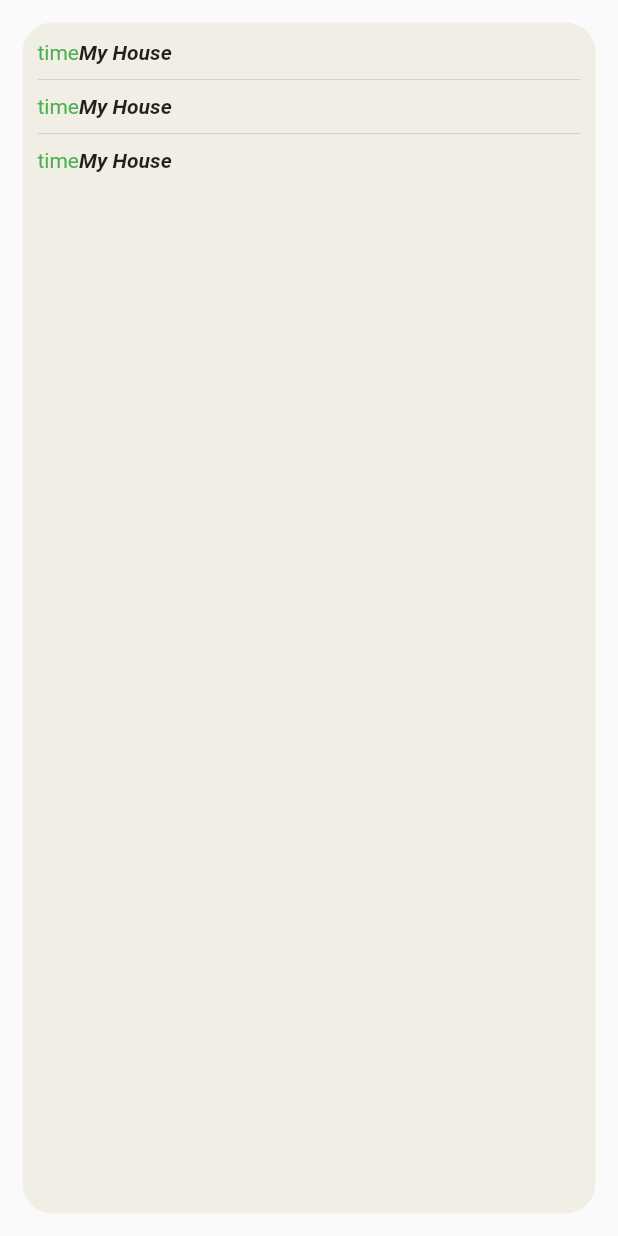
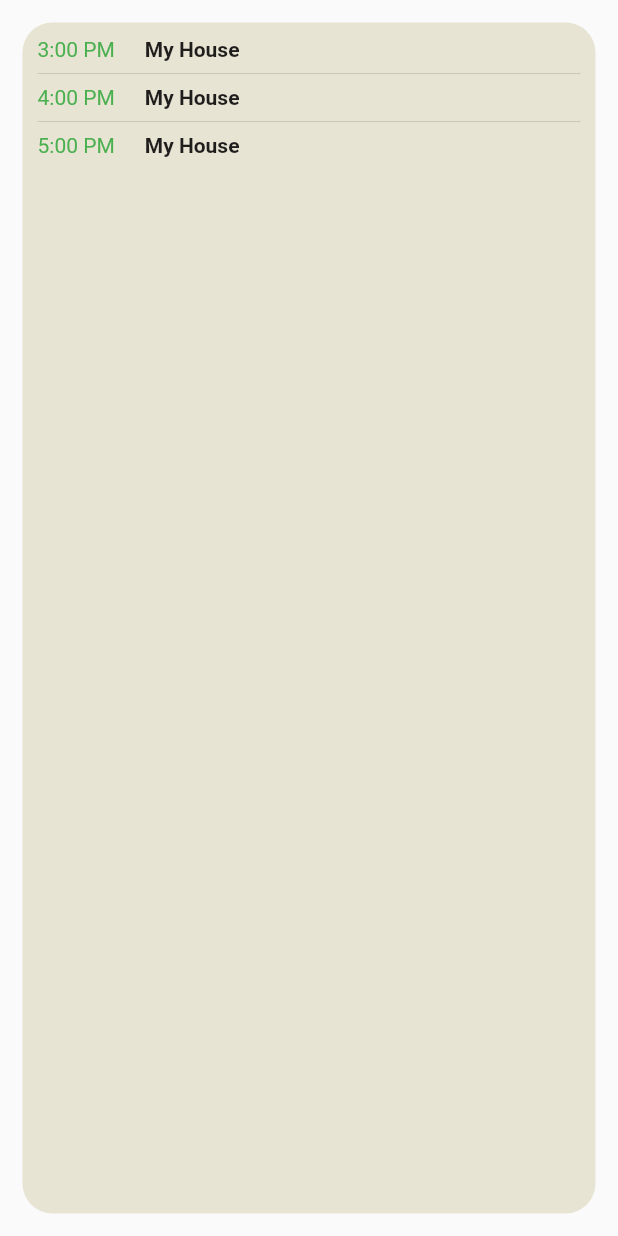
Before and after one commit to Munyaradzi-Chigangawa/My-House, a Flutter app: the OngoingClub widget shown alone on an empty page, opened directly, on a phone screen of 412 x 824 dp. Run offline on Flutter 3.47's test engine with Material 2 defaults, Android fonts, the phone set to English and light mode, and no system bars; our stand-ins replace cloud_firestore, firebase_auth, firebase_core; missing offline and left inert: flutter_dropdown; accounts and stored records are empty.

Commit message:
ongoing club

```diff
--- a/lib/widgets/ongoingClub.dart
+++ b/lib/widgets/ongoingClub.dart
@@ -10,20 +10,19 @@ class OngoingClub extends StatelessWidget {
       padding: EdgeInsets.all(10),
       decoration: BoxDecoration(
         borderRadius: BorderRadius.circular(20),
-        color: Color(0xfff1efe5)
+        color: Color(0xFFE7E4D3)
       ),
       child: Column(
         children: [
           Row(
             children: [
               Text(
-                'time',
+                '3:00 PM',
                 style: TextStyle(
                   color: Colors.green),
                   ),
-                  SizedBox(height: 20,),
+                  SizedBox(width: 20,),
                   Flexible(child: Text('My House', style: TextStyle(
-                    fontStyle: FontStyle.italic,
                     fontWeight: FontWeight.bold,
                   ),
                   overflow: TextOverflow.ellipsis,
@@ -34,13 +33,12 @@ class OngoingClub extends StatelessWidget {
           Row(
             children: [
               Text(
-                'time',
+                '4:00 PM',
                 style: TextStyle(
                   color: Colors.green),
                   ),
-                  SizedBox(height: 20,),
+                  SizedBox(width: 20,),
                   Flexible(child: Text('My House', style: TextStyle(
-                    fontStyle: FontStyle.italic,
                     fontWeight: FontWeight.bold,
                   ),
                   overflow: TextOverflow.ellipsis,
@@ -51,13 +49,12 @@ class OngoingClub extends StatelessWidget {
           Row(
             children: [
               Text(
-                'time',
+                '5:00 PM',
                 style: TextStyle(
                   color: Colors.green),
                   ),
-                  SizedBox(height: 20,),
+                  SizedBox(width: 20,),
                   Flexible(child: Text('My House', style: TextStyle(
-                    fontStyle: FontStyle.italic,
                     fontWeight: FontWeight.bold,
                   ),
                   overflow: TextOverflow.ellipsis,
```
